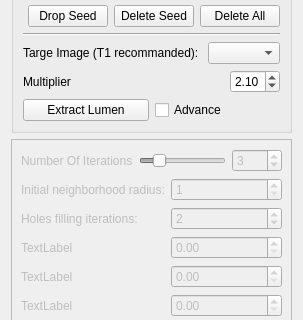
Old version of the form codes/InteractorStyles/QInteractorStyleLumenSeedsPlacer.ui in the repository wuzhuobin/PlaqueQuant; both pictures show x 0 to 303 and y 241 to 561 of the 303 by 671 pixel window.
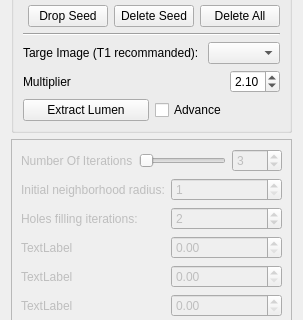
New version of the form.

Patch:
```diff
--- a/codes/InteractorStyles/QInteractorStyleLumenSeedsPlacer.ui
+++ b/codes/InteractorStyles/QInteractorStyleLumenSeedsPlacer.ui
@@ -412,10 +412,10 @@
            <number>20</number>
           </property>
           <property name="value">
-           <number>6</number>
+           <number>3</number>
           </property>
           <property name="sliderPosition">
-           <number>6</number>
+           <number>3</number>
           </property>
           <property name="orientation">
            <enum>Qt::Horizontal</enum>
```
